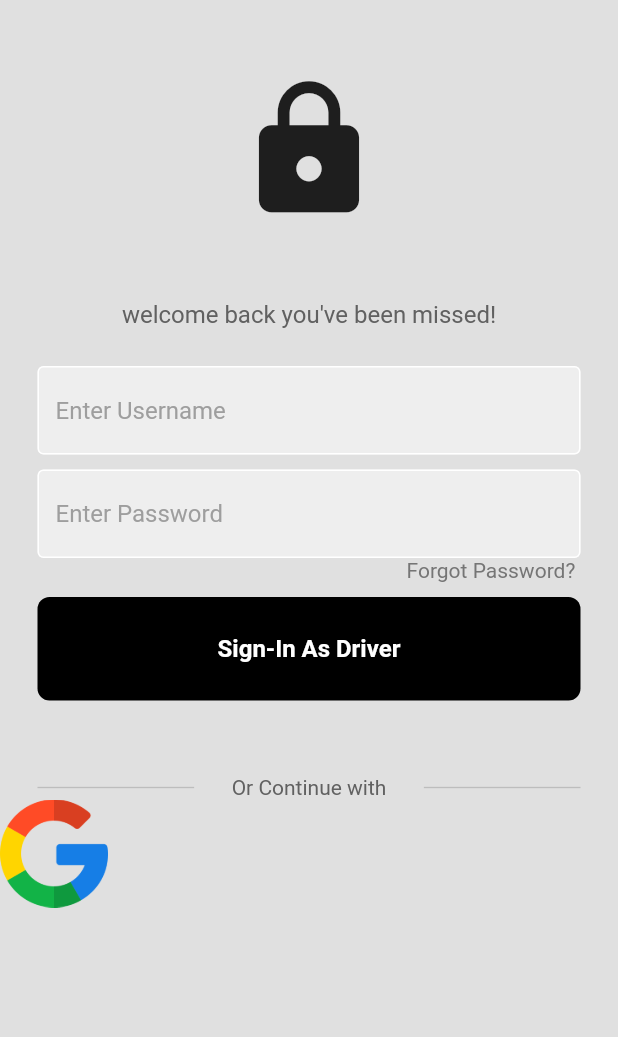
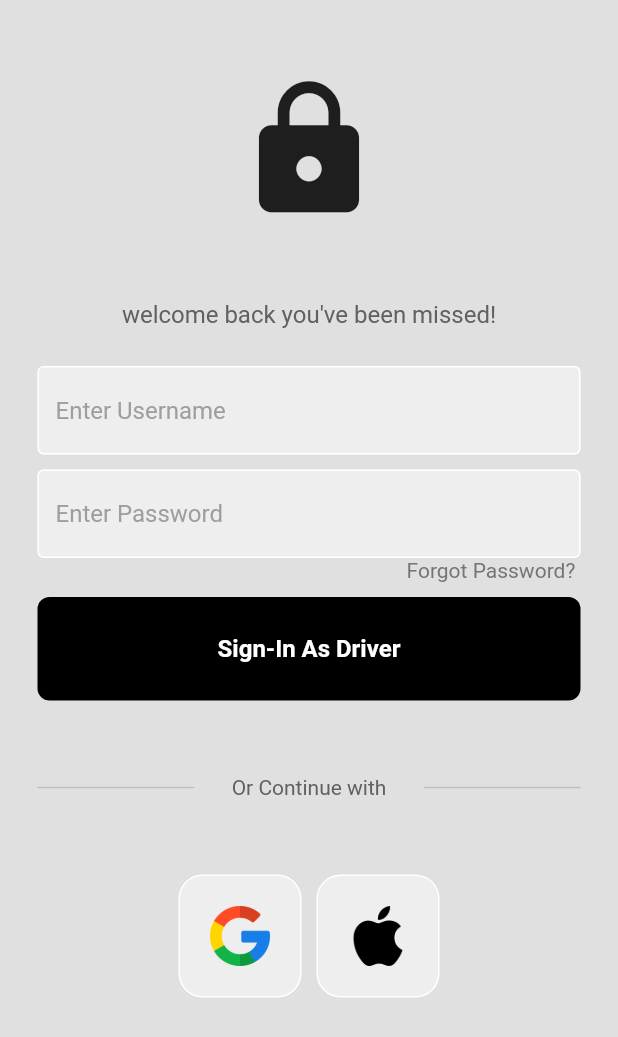
Before and after one commit to RAMALITSE/driver, a Flutter app: the screen it shows after launch, on a phone screen of 412 x 824 dp. Shown: the top 1037 px of the screen. Run offline on Flutter 3.47's test engine with Material 2 defaults, Android fonts, the phone set to English and light mode, and no system bars.

Commit message:
second commit

```diff
--- a/lib/componets/square_shape.dart
+++ b/lib/componets/square_shape.dart
@@ -0,0 +1,25 @@
+import 'package:driver_app/componets/square_shape.dart ';
+import 'package:flutter/material.dart';
+
+class square_shape extends StatelessWidget {
+
+  final String imageImage;
+  const square_shape({super.key, required this.imageImage});
+
+  @override
+  Widget build(BuildContext context) {
+    // TODO: implement build
+    return Container(
+      padding: EdgeInsets.all(20),
+      decoration: BoxDecoration(border: Border.all(color: Colors.white
+      ),
+      borderRadius: BorderRadius.circular(16
+      ),
+      color: Colors.grey[200],
+      ),
+      child: Image.asset(imageImage,
+      height: 40,
+      ),
+    );
+  }
+}
--- a/lib/pages/loginPage.dart
+++ b/lib/pages/loginPage.dart
@@ -1,4 +1,5 @@
 import 'package:driver_app/componets/mytextfield.dart';
+import 'package:driver_app/componets/square_shape.dart';
 import 'package:flutter/material.dart';
 
 import '../componets/mybuttons.dart';
@@ -110,11 +111,24 @@ class LoginPage extends StatelessWidget {
            ),
          ),
 
-        //google sin in
-              Row(
+              const SizedBox(height: 50),
+
+              const Row(
+                mainAxisAlignment: MainAxisAlignment.center,
                 children: [
-                  Image.asset('lib/images/google.png',
-                  height: 72,),
+                  //google sin in
+                  square_shape(imageImage: 'lib/images/google.png'),
+
+                  SizedBox(width: 10),
+
+                  //apple sin in
+                  square_shape(imageImage: 'lib/images/apple.png'),
+
+
+
+                  //facebook sin in
+                  //  square_shape(imageImage: 'lib/images/facebook.png',
+                  // )
                 ],
               )
 
```
